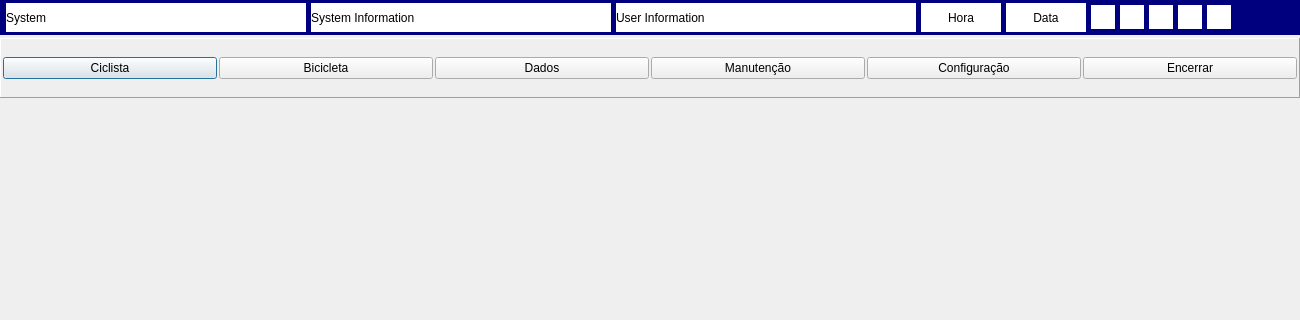
Qt form Screen/frmMain.ui (LasFreitas/Bike) before a commit; both pictures show x 0 to 1300 and y 0 to 320 of the 1300 by 850 pixel window.
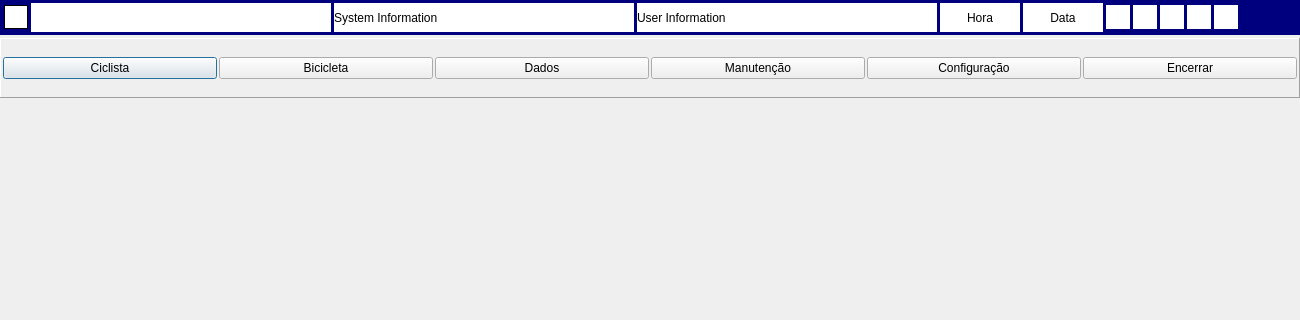
The same form after that commit. Icons and pictures are not drawn.

Commit message: Feature m_Message e Icon System

The edit to the form file:
```diff
--- a/Screen/frmMain.ui
+++ b/Screen/frmMain.ui
@@ -272,6 +272,55 @@
     <property name="bottomMargin">
      <number>3</number>
     </property>
+    <item>
+     <widget class="QLabel" name="lbIconSys">
+      <property name="sizePolicy">
+       <sizepolicy hsizetype="Preferred" vsizetype="Preferred">
+        <horstretch>0</horstretch>
+        <verstretch>0</verstretch>
+       </sizepolicy>
+      </property>
+      <property name="minimumSize">
+       <size>
+        <width>24</width>
+        <height>24</height>
+       </size>
+      </property>
+      <property name="maximumSize">
+       <size>
+        <width>24</width>
+        <height>24</height>
+       </size>
+      </property>
+      <property name="toolTip">
+       <string>Brasil</string>
+      </property>
+      <property name="accessibleName">
+       <string/>
+      </property>
+      <property name="styleSheet">
+       <string notr="true">background-color: rgb(255, 255, 255);</string>
+      </property>
+      <property name="frameShape">
+       <enum>QFrame::Box</enum>
+      </property>
+      <property name="frameShadow">
+       <enum>QFrame::Plain</enum>
+      </property>
+      <property name="text">
+       <string/>
+      </property>
+      <property name="scaledContents">
+       <bool>true</bool>
+      </property>
+      <property name="alignment">
+       <set>Qt::AlignCenter</set>
+      </property>
+      <property name="margin">
+       <number>2</number>
+      </property>
+     </widget>
+    </item>
     <item>
      <widget class="QLabel" name="lbSystem">
       <property name="sizePolicy">
@@ -299,7 +348,13 @@
        <string notr="true">background-color: rgb(255, 255, 255);</string>
       </property>
       <property name="text">
-       <string>System</string>
+       <string/>
+      </property>
+      <property name="textFormat">
+       <enum>Qt::AutoText</enum>
+      </property>
+      <property name="scaledContents">
+       <bool>true</bool>
       </property>
       <property name="alignment">
        <set>Qt::AlignLeading|Qt::AlignLeft|Qt::AlignVCenter</set>
```
The commit also changes 5 other files.
